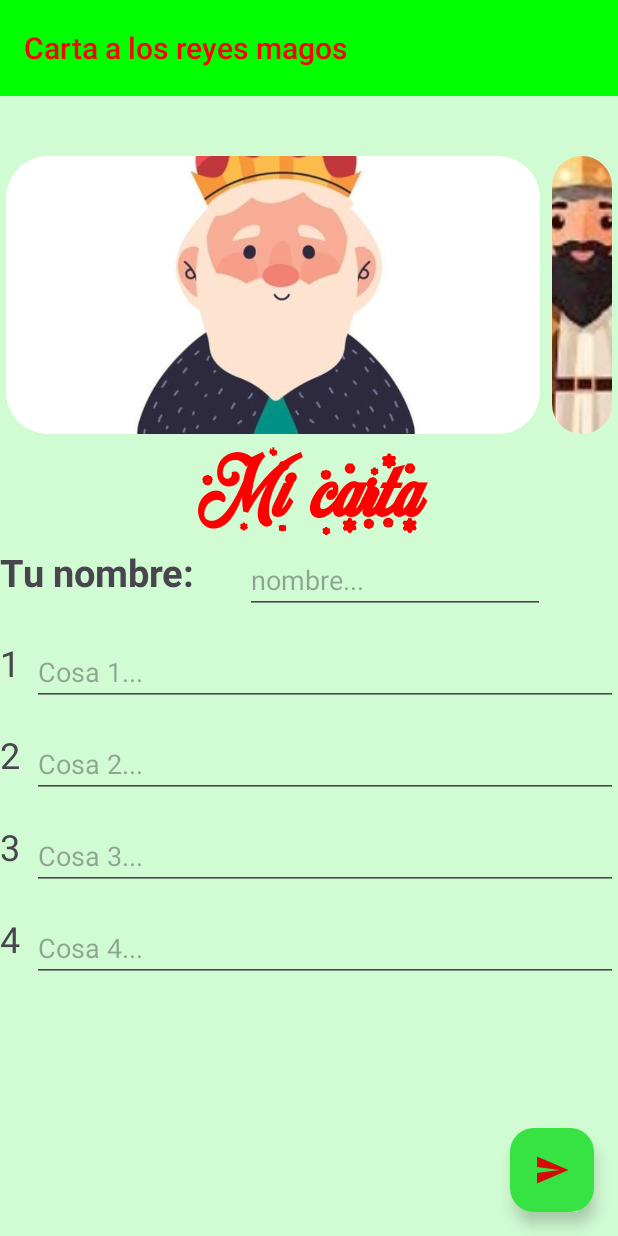
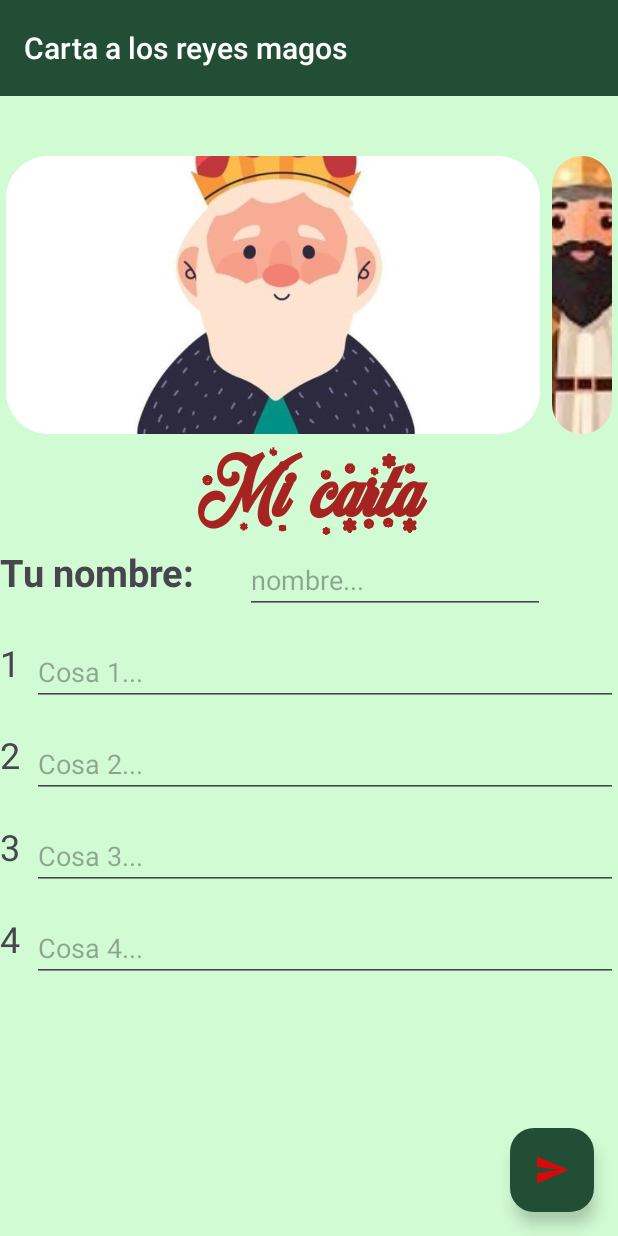
Before and after one commit to danimg0/cartaReyes, an Android app: the screen it shows after launch (MainActivity), on a phone screen of 412 x 824 dp. Run offline under Robolectric (Android 15) with nearby library versions, the phone set to English and light mode, and no system bars.

Commit message:
UPD: Cambios estilos y texto resumen centrado

```diff
--- a/CartaReyesMagos/app/src/main/java/com/example/cartareyesmagos/ResumenCarta.java
+++ b/CartaReyesMagos/app/src/main/java/com/example/cartareyesmagos/ResumenCarta.java
@@ -1,6 +1,7 @@
 package com.example.cartareyesmagos;
 
 import android.os.Bundle;
+import android.view.View;
 import android.widget.TextView;
 
 import androidx.appcompat.app.AppCompatActivity;
@@ -25,5 +26,7 @@ public class ResumenCarta extends AppCompatActivity {
                 "3. " + regalo3 + "\n" +
                 "4. " + regalo4 + "\n\n" +
                 "¡Esperamos que te gusten mucho!");
+
+        tvResumen.setTextAlignment(View.TEXT_ALIGNMENT_CENTER);
     }
 }
--- a/CartaReyesMagos/app/src/main/res/layout/activity_main.xml
+++ b/CartaReyesMagos/app/src/main/res/layout/activity_main.xml
@@ -15,7 +15,7 @@
         android:layout_gravity="bottom|end"
         android:layout_margin="16dp"
         android:contentDescription="Enviar carta"
-        app:backgroundTint="#37E243"
+        app:backgroundTint="#214E34"
         app:tint="@null"
         app:srcCompat="@drawable/boton_enviar"
         app:layout_constraintBottom_toBottomOf="parent"
@@ -26,9 +26,9 @@
         android:id="@+id/toolbar"
         android:layout_width="0dp"
         app:title="Carta a los reyes magos"
-        app:titleTextColor="#FF0000"
+        app:titleTextColor="@color/white"
         app:titleTextAppearance="@style/TextAppearance.AppCompat.Widget.ActionBar.Title"
-        android:background="#00FF00"
+        android:background="#214E34"
         android:layout_height="?attr/actionBarSize"
         android:theme="?attr/actionBarTheme"
         app:layout_constraintEnd_toEndOf="parent"
@@ -51,7 +51,7 @@
         android:textSize="60sp"
         android:textStyle="bold"
         android:fontFamily="@font/merry_first"
-        android:textColor="#FF0000"
+        android:textColor="#A52422"
         app:layout_constraintStart_toStartOf="parent"
         app:layout_constraintTop_toBottomOf="@id/carousel_recycler_view"
         app:layout_constraintEnd_toEndOf="parent"
```
